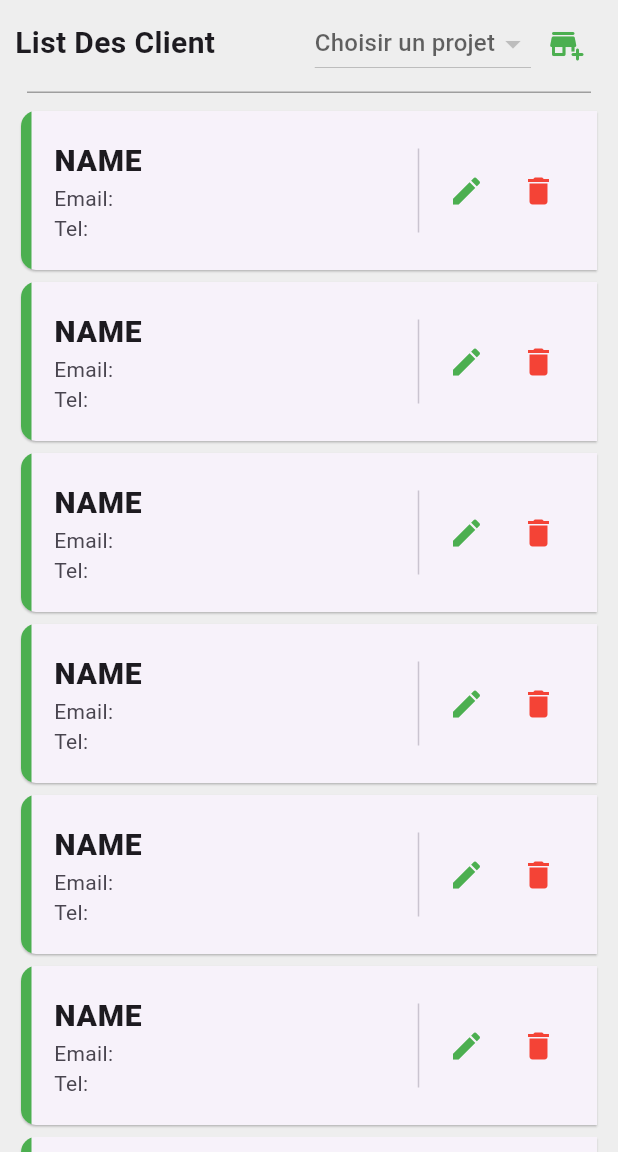
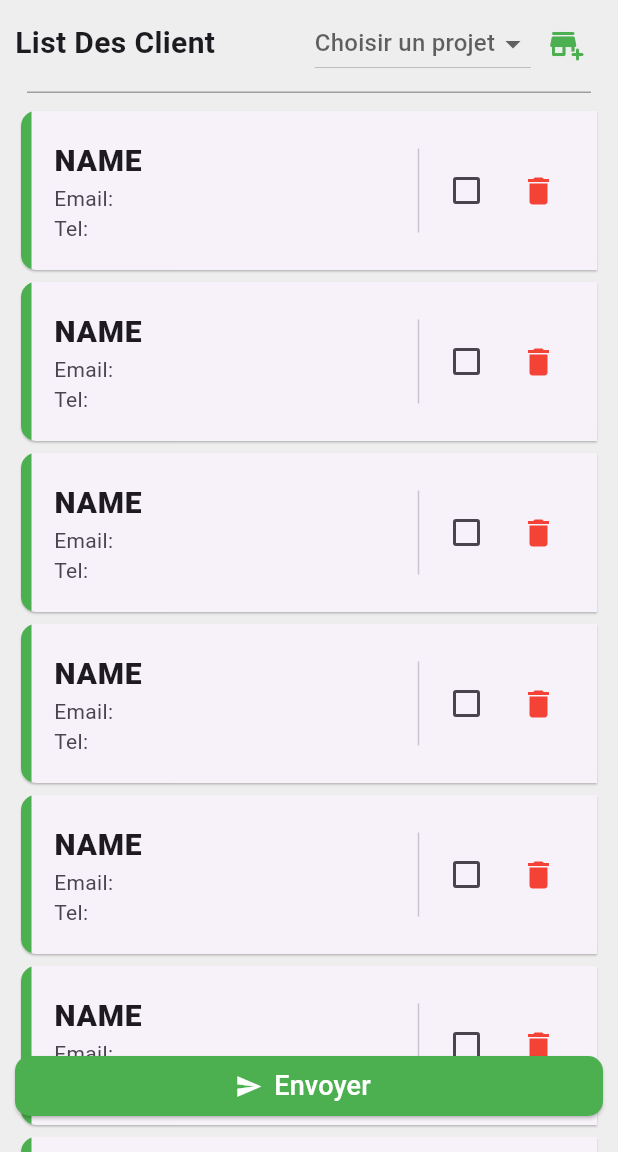
Before and after one commit to Kazan-2-magma/Admin_repo, a Flutter app: the screen it shows after launch, on a phone screen of 412 x 824 dp, the part 84-1236 px from its top. Run offline on Flutter 3.47's test engine with Material 3 defaults, Android fonts, the phone set to English and light mode, and no system bars; our stand-ins replace cloud_firestore, firebase_auth, firebase_core, flutter_slider_drawer; missing offline and left inert: animation_search_bar; accounts and stored records are empty.

Commit message:
Update : ClientScreen

```diff
--- a/lib/screens/ClientScreen.dart
+++ b/lib/screens/ClientScreen.dart
@@ -6,16 +6,25 @@ import 'package:flutter/cupertino.dart';
 import 'package:flutter/material.dart';
 import 'package:flutter/widgets.dart';
 
-class ClientScreen extends StatelessWidget {
+class ClientScreen extends StatefulWidget {
   const ClientScreen({super.key});
 
+  @override
+  State<ClientScreen> createState() => _ClientScreenState();
+}
+
+class _ClientScreenState extends State<ClientScreen> {
   @override
   Widget build(BuildContext context) {
 
     //////////////////////////////// had l Map ghir test
     Map<String,dynamic> maptest = new Map<String,dynamic>();
-    var items = [];
-    var dropMenuValue = "";
+    var items = [
+      "project 1",
+      "project 0.5",
+      "project 2",
+    ];
+    var dropMenuValue;
 
     return Scaffold(
       appBar: AppBar(
@@ -31,7 +40,10 @@ class ClientScreen extends StatelessWidget {
           padding: const EdgeInsets.symmetric(
               horizontal: 10.0
           ),
-          child: Column(
+          child: Stack(
+            children:
+            [
+              Column(
                 children:
                 [
                   Row(
@@ -53,16 +65,20 @@ class ClientScreen extends StatelessWidget {
                           [
                             DropdownButton(
                               hint: const Text("Choisir un projet"),
+                              value: dropMenuValue,
                               items: items.map((e){
-                              return const DropdownMenuItem(
-                                  child: Text("Name")
+                                return DropdownMenuItem(
+                                    value: e,
+                                    child: Text(e)
                                 );
                               }).toList(),
                               onChanged: (value){
-                              dropMenuValue = value;
+                                setState(() {
+                                  dropMenuValue = value.toString();
+                                });
                               },
                             ),
-                        CustomWidgets.CustomIconButton(
+                            CustomWidgets.customIconButton(
                                 color: CustomColors.green,
                                 func: (){
                                 },
@@ -75,27 +91,39 @@ class ClientScreen extends StatelessWidget {
                       )
                     ],
                   ),
-              CustomWidgets.CustomDivider(),
+                  CustomWidgets.customDivider(),
                   Expanded(
                     child: SingleChildScrollView(
                       child: Column(
                         children: [
-                      CustomWidgets.CustomCard(maptest),
-                      CustomWidgets.CustomCard(maptest),
-                      CustomWidgets.CustomCard(maptest),
-                      CustomWidgets.CustomCard(maptest),
-                      CustomWidgets.CustomCard(maptest),
-                      CustomWidgets.CustomCard(maptest),
-                      CustomWidgets.CustomCard(maptest),
-                      CustomWidgets.CustomCard(maptest),
-                      CustomWidgets.CustomCard(maptest),
-                      CustomWidgets.CustomCard(maptest),
+                          CustomWidgets.customCard(maptest,checkbox: true),
+                          CustomWidgets.customCard(maptest,checkbox: true),
+                          CustomWidgets.customCard(maptest,checkbox: true),
+                          CustomWidgets.customCard(maptest,checkbox: true),
+                          CustomWidgets.customCard(maptest,checkbox: true),
+                          CustomWidgets.customCard(maptest,checkbox: true),
+                          CustomWidgets.customCard(maptest,checkbox: true),
+                          CustomWidgets.customCard(maptest,checkbox: true),
                         ],
                       ),
                     ),
                   ),
                 ],
               ),
+              Positioned(
+                  left: 0,
+                  right: 0,
+                  bottom: 20,
+                  child: CustomWidgets.customButtonWithButton(
+                      text: "Envoyer",
+                      func: (){
+                        },
+                      color: CustomColors.green,
+                      icon: Icons.send
+                  ),
+              ),
+            ],
+          )
         ),
       ),
     );
--- a/lib/screens/home_screen.dart
+++ b/lib/screens/home_screen.dart
@@ -95,7 +95,7 @@ class _SliderViewState extends State<_SliderView> {
 
 
 
-          CustomWidgets.CustomDivider(),
+          CustomWidgets.customDivider(),
           ...[
             Menu(Icons.home, 'Home'),
             Menu(Icons.business_center, 'Projet'),
--- a/lib/screens/login_screen.dart
+++ b/lib/screens/login_screen.dart
@@ -72,7 +72,7 @@ class _LoginScreenState extends State<LoginScreen> {
                       mainAxisAlignment: MainAxisAlignment.spaceEvenly,
                       children: [
                         Text("Connexion",style: TextStyle(fontSize: 35,fontWeight: FontWeight.bold,color: CustomColors.blue),),
-                        CustomWidgets.CustomTextFormField(
+                        CustomWidgets.customTextFormField(
                           editingController: userEmailController,
                           hintText: 'Email',
                           icon: Icons.email,
@@ -80,7 +80,7 @@ class _LoginScreenState extends State<LoginScreen> {
                             //////////////////////////////
                           },
                         ),
-                        CustomWidgets.CustomTextFormField(
+                        CustomWidgets.customTextFormField(
                           editingController: passwordController,
                           hintText: 'Mot de passe',
                           icon: Icons.lock,
@@ -89,7 +89,7 @@ class _LoginScreenState extends State<LoginScreen> {
                             ///////////////////////////////////
                           },
                         ),
-                        CustomWidgets.CustomButton(
+                        CustomWidgets.customButton(
                             text: "S'inscrire",
                             func: (){
                               ////////////////////////////////
--- a/lib/screens/project_screen.dart
+++ b/lib/screens/project_screen.dart
@@ -50,7 +50,7 @@ class ProjectScreen extends StatelessWidget {
                       searchTextEditingController: _searchController,
                     ),
                   ),
-                  CustomWidgets.CustomIconButton(
+                  CustomWidgets.customIconButton(
                     color: CustomColors.green,
                       func: (){
                       },
@@ -60,21 +60,21 @@ class ProjectScreen extends StatelessWidget {
                   )
                 ],
               ),
-              CustomWidgets.CustomDivider(),
+              CustomWidgets.customDivider(),
               Expanded(
                 child: SingleChildScrollView(
                   child: Column(
                     children: [
-                    CustomWidgets.CustomCard(maptest),
-                    CustomWidgets.CustomCard(maptest),
-                    CustomWidgets.CustomCard(maptest),
-                    CustomWidgets.CustomCard(maptest),
-                    CustomWidgets.CustomCard(maptest),
-                    CustomWidgets.CustomCard(maptest),
-                    CustomWidgets.CustomCard(maptest),
-                    CustomWidgets.CustomCard(maptest),
-                    CustomWidgets.CustomCard(maptest),
-                    CustomWidgets.CustomCard(maptest),
+                    CustomWidgets.customCard(maptest),
+                    CustomWidgets.customCard(maptest),
+                    CustomWidgets.customCard(maptest),
+                    CustomWidgets.customCard(maptest),
+                    CustomWidgets.customCard(maptest),
+                    CustomWidgets.customCard(maptest),
+                    CustomWidgets.customCard(maptest),
+                    CustomWidgets.customCard(maptest),
+                    CustomWidgets.customCard(maptest),
+                    CustomWidgets.customCard(maptest),
                     ],
                   ),
                 ),
--- a/lib/shared/Widgets/CustomWidgets.dart
+++ b/lib/shared/Widgets/CustomWidgets.dart
@@ -9,16 +9,13 @@ class CustomWidgets{
 
 
 
- static Widget CustomButton({
+ static Widget customButton({
    required String text,
    required VoidCallback func,
    required Color color,
    Icon? icon,
 }){
    return ElevatedButton(
-     child: Text(
-         text,
-     style: TextStyle(fontSize: 18),),
      onPressed: func,
      style: ElevatedButton.styleFrom(
        backgroundColor: color,
@@ -27,11 +24,37 @@ class CustomWidgets{
          borderRadius: BorderRadius.circular(10),
        ),
      ),
+     child: Text(
+         text,
+     style: const TextStyle(fontSize: 18),),
 
    );
  }
 
- static Widget CustomTextFormField({
+
+ static Widget customButtonWithButton({
+   required String text,
+   required VoidCallback func,
+   required Color color,
+   IconData? icon,
+ }){
+   return ElevatedButton.icon(
+     onPressed: func,
+     style: ElevatedButton.styleFrom(
+       backgroundColor: color,
+       foregroundColor: CustomColors.white,
+       shape: RoundedRectangleBorder(
+         borderRadius: BorderRadius.circular(10),
+       ),
+     ),
+     icon: Icon(icon),
+     label: Text(
+       text,
+       style: const TextStyle(fontSize: 18),),
+   );
+ }
+
+ static Widget customTextFormField({
    BuildContext? context,
    required String? Function(String?)? funcValid,
    required TextEditingController? editingController,
@@ -77,12 +100,12 @@ class CustomWidgets{
  static Widget verticalSpace(double height) => SizedBox(height: height,);
  static Widget horizontalSpace(double width) => SizedBox(width: width,);
 
- static Widget CustomDivider() => Padding(
+ static Widget customDivider() => Padding(
    padding: const EdgeInsets.symmetric(horizontal: 8.0,vertical: 8.0),
    child: Divider(height: 1.0,color: CustomColors.grey,),
  );
 
- static Widget CustomIconButton({
+ static Widget customIconButton({
    required VoidCallback func,
    required Icon icon,
    Color? color,
@@ -94,7 +117,7 @@ class CustomWidgets{
    );
  }
 /////////////////////////Ahh ok, hanya waylii
- static Widget CustomCard(Map data) => Card(
+ static Widget customCard(Map data,{bool checkbox = false}) => Card(
    shape: const RoundedRectangleBorder(
        borderRadius: BorderRadius.only(
            topLeft: Radius.circular(10),
@@ -114,7 +137,8 @@ class CustomWidgets{
            left: BorderSide(color: CustomColors.green, width: 7),
          ),
        ),
-       child: ListTile(
+       child: checkbox
+           ? ListTile(
              contentPadding: const EdgeInsets.symmetric(horizontal: 15.0,vertical: 10.0),
              title: Text(
                "NAME",
@@ -126,7 +150,37 @@ class CustomWidgets{
                children:
                [
                  const VerticalDivider(),
-               CustomWidgets.CustomIconButton(
+                 Checkbox(
+                     value: false,
+                     onChanged: (value){
+
+                     }
+                 ),
+                 CustomWidgets.customIconButton(
+                   func: (){
+                     ///////////////////////////////////////
+                   },
+                   icon:Icon(
+                     Icons.delete,
+                     color: CustomColors.red,
+                   ),
+                 ),
+               ],
+             )
+       )
+           : ListTile(
+               contentPadding: const EdgeInsets.symmetric(horizontal: 15.0,vertical: 10.0),
+               title: Text(
+                 "NAME",
+                 style: TextStyle(fontSize: 20,fontWeight: FontWeight.w900),
+               ),
+               subtitle:Text("Email: \nTel: "),
+               trailing: Row(
+                 mainAxisSize: MainAxisSize.min,
+                 children:
+                 [
+                   const VerticalDivider(),
+                   CustomWidgets.customIconButton(
                      func: (){
                        ///////////////////////////////////////
                      },
@@ -135,7 +189,7 @@ class CustomWidgets{
                        color: CustomColors.green,
                      ),
                    ),
-               CustomWidgets.CustomIconButton(
+                   CustomWidgets.customIconButton(
                      func: (){
                        ///////////////////////////////////////
                      },
```
Lines whose indentation alone changed are shown as unchanged.
